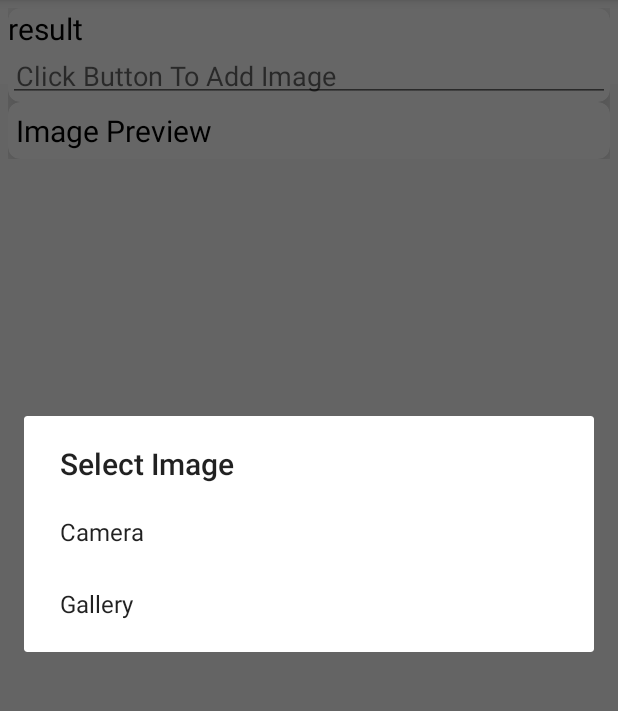
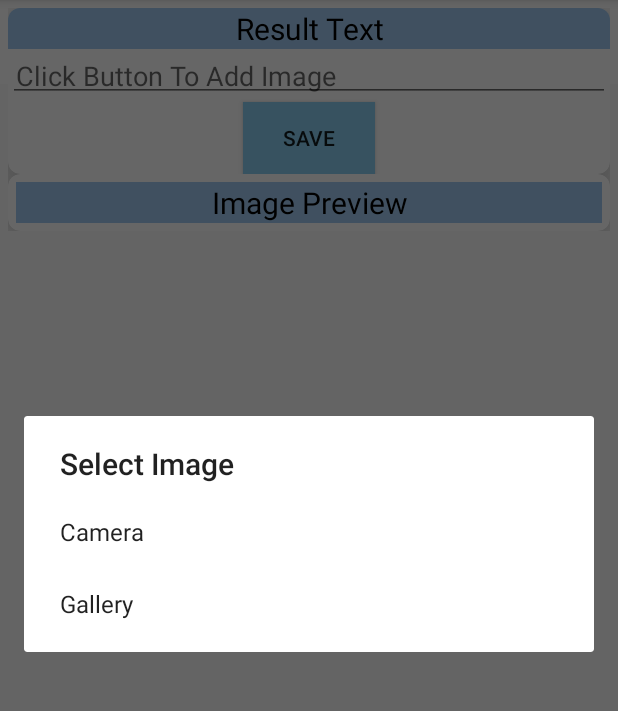
Before and after one commit to KhaiSoe/Let-s-Keep-In-Touch, an Android app: the screen it shows after launch (MainActivity), on a phone screen of 412 x 824 dp, the part 84-795 px from its top. Run offline under Robolectric (Android 15) with nearby library versions, the phone set to English and light mode, and no system bars; libraries missing offline, so code that uses them is left out: com.google.android.gms, com.theartofdev.edmodo.

Commit message:
added landscape layout and fixed xml issues

```diff
--- a/app/src/main/java/com/pursuit/letskeepintouch/fragments/ScanningFragment.java
+++ b/app/src/main/java/com/pursuit/letskeepintouch/fragments/ScanningFragment.java
@@ -270,7 +270,8 @@ public class ScanningFragment extends Fragment {
         if (resultCode == CropImage.CROP_IMAGE_ACTIVITY_REQUEST_CODE) {
             CropImage.ActivityResult result = CropImage.getActivityResult(data);
             if (resultCode == RESULT_OK) {
-                Uri resultUri = result.getUri(); //get image uri, then set image to the view;
+                Uri resultUri = result.getUri();
+                //get image uri, then set image to the view;
                 imageView.setImageURI(resultUri);
                 getTextFromCroppingImages();
             } else if (resultCode == CropImage.CROP_IMAGE_ACTIVITY_RESULT_ERROR_CODE) {
@@ -299,8 +300,8 @@ public class ScanningFragment extends Fragment {
 
             }
             //set text to editText
+            editText.append(sb.toString());
             editText.setText(sb.toString());
-            editText.append(sb.toString());
         }
     }
 
--- a/app/src/main/java/com/pursuit/letskeepintouch/fragments/SplashScreenFragment.java
+++ b/app/src/main/java/com/pursuit/letskeepintouch/fragments/SplashScreenFragment.java
@@ -26,6 +26,7 @@ public class SplashScreenFragment extends Fragment {
         SplashScreenFragment fragment = new SplashScreenFragment();
         return fragment;
     }
+
 
     @Override
     public void onCreate(Bundle savedInstanceState) {
@@ -59,13 +60,11 @@ public class SplashScreenFragment extends Fragment {
             public void onTick(long millisUntilFinished) {
                 //no-op
             }
-
             @Override
             public void onFinish() {
                 finishSplashScreen();
             }
         };
-
         timer.start();
 
     }
@@ -76,6 +75,11 @@ public class SplashScreenFragment extends Fragment {
 
 
     @Override
+    public void onSaveInstanceState(@NonNull Bundle outState) {
+        super.onSaveInstanceState(outState);
+    }
+
+    @Override
     public void onDetach() {
         super.onDetach();
         fragmentInterface = null;
--- /dev/null
+++ b/app/src/main/res/layout-land/fragment_scanning.xml
@@ -0,0 +1,109 @@
+<?xml version="1.0" encoding="utf-8"?>
+<FrameLayout xmlns:android="http://schemas.android.com/apk/res/android"
+    xmlns:tools="http://schemas.android.com/tools"
+    android:layout_width="match_parent"
+    android:layout_height="match_parent"
+    xmlns:app="http://schemas.android.com/apk/res-auto"
+    android:orientation="vertical"
+    tools:context=".fragments.ScanningFragment">
+
+       <include
+           layout="@layout/toolbar_layout"/>
+
+       <LinearLayout
+           android:layout_width="match_parent"
+           android:layout_height="wrap_content"
+           app:layout_constraintBottom_toBottomOf="parent"
+           app:layout_constraintHorizontal_bias="0.0"
+           app:layout_constraintLeft_toLeftOf="parent"
+           app:layout_constraintRight_toRightOf="parent"
+           app:layout_constraintTop_toTopOf="parent"
+           app:layout_constraintVertical_bias="0.024">
+
+           <LinearLayout
+               android:layout_width="match_parent"
+               android:layout_height="wrap_content"
+               android:orientation="vertical"
+               android:padding="5dp">
+
+               <androidx.cardview.widget.CardView
+                   android:layout_width="match_parent"
+                   android:layout_height="wrap_content"
+                   app:cardCornerRadius="8dp"
+                   app:cardElevation="8dp"
+                   android:padding="5dp">
+
+                   <LinearLayout
+                       android:layout_width="match_parent"
+                       android:layout_height="wrap_content"
+                       android:orientation="vertical">
+
+                       <TextView
+                           android:id="@+id/show_result"
+                           android:layout_width="match_parent"
+                           android:layout_height="wrap_content"
+                           android:text="@string/result"
+                           android:background="#A1CAF1"
+                           android:textColor="#000000"
+                           android:layout_gravity="center"
+                           android:gravity="center"
+                           android:textSize="20sp" />
+
+                       <EditText
+                           android:id="@+id/scanned_result"
+                           android:layout_width="match_parent"
+                           android:layout_height="wrap_content"
+                           android:autoLink="all"
+                           android:hint="@string/click_button_to_add_image"
+                           android:padding="5dp"
+                           android:textColor="#000000"
+                           android:textSize="18sp"
+                           android:autofillHints="@string/click_button_to_add_image" />
+                       <Button
+                           android:layout_width="wrap_content"
+                           android:layout_height="wrap_content"
+                           android:layout_gravity="center"
+                           android:background="#89CFF0"
+                           android:gravity="center"
+                           android:text="@string/save_text"/>
+                   </LinearLayout>
+               </androidx.cardview.widget.CardView>
+
+               <androidx.cardview.widget.CardView
+                   android:layout_width="match_parent"
+                   android:layout_height="wrap_content"
+                   app:cardCornerRadius="8dp"
+                   app:cardElevation="8dp"
+                   android:padding="5dp">
+
+                   <LinearLayout
+                       android:layout_width="match_parent"
+                       android:layout_height="wrap_content"
+                       android:orientation="vertical"
+                       android:padding="5dp">
+
+                       <TextView
+                           android:id="@+id/show_image"
+                           android:layout_width="match_parent"
+                           android:layout_height="wrap_content"
+                           android:text="@string/image_preview"
+                           android:textColor="#000000"
+                           android:background="#A1CAF1"
+                           android:layout_gravity="center"
+                           android:gravity="center"
+                           android:textSize="20sp" />
+
+                       <ImageView
+                           android:id="@+id/scanned_image"
+                           android:layout_width="match_parent"
+                           android:layout_height="wrap_content"
+                           android:maxHeight="250dp"
+                           android:contentDescription="@string/picture" />
+                   </LinearLayout>
+               </androidx.cardview.widget.CardView>
+           </LinearLayout>
+
+       </LinearLayout>
+
+
+</FrameLayout>
--- /dev/null
+++ b/app/src/main/res/layout-land/fragment_splash_screen.xml
@@ -0,0 +1,20 @@
+<?xml version="1.0" encoding="utf-8"?>
+<FrameLayout xmlns:android="http://schemas.android.com/apk/res/android"
+    xmlns:tools="http://schemas.android.com/tools"
+    android:layout_width="match_parent"
+    android:layout_height="match_parent"
+    android:background="#000000"
+    tools:context=".fragments.SplashScreenFragment">
+
+    <TextView
+        android:id="@+id/splash_textView"
+        android:layout_width="match_parent"
+        android:layout_height="match_parent"
+        android:layout_gravity="center"
+        android:gravity="center"
+        android:text="@string/title"
+        android:textColor="#ffffff"
+        android:textSize="40sp"
+        android:textStyle="italic" />
+
+</FrameLayout>
--- a/app/src/main/res/layout/fragment_scanning.xml
+++ b/app/src/main/res/layout/fragment_scanning.xml
@@ -10,7 +10,7 @@
     <include
         layout="@layout/toolbar_layout"/>
 
-    <ScrollView
+    <LinearLayout
         android:layout_width="match_parent"
         android:layout_height="wrap_content"
         app:layout_constraintBottom_toBottomOf="parent"
@@ -29,7 +29,6 @@
             <androidx.cardview.widget.CardView
                 android:layout_width="match_parent"
                 android:layout_height="wrap_content"
-                android:background="#A1CAF1"
                 app:cardCornerRadius="8dp"
                 app:cardElevation="8dp"
                 android:padding="5dp">
@@ -44,7 +43,10 @@
                         android:layout_width="match_parent"
                         android:layout_height="wrap_content"
                         android:text="@string/result"
+                        android:background="#A1CAF1"
                         android:textColor="#000000"
+                        android:layout_gravity="center"
+                        android:gravity="center"
                         android:textSize="20sp" />
 
                     <EditText
@@ -57,13 +59,19 @@
                         android:textColor="#000000"
                         android:textSize="18sp"
                         android:autofillHints="@string/click_button_to_add_image" />
+                    <Button
+                        android:layout_width="wrap_content"
+                        android:layout_height="wrap_content"
+                        android:layout_gravity="center"
+                        android:background="#89CFF0"
+                        android:gravity="center"
+                        android:text="@string/save_text"/>
                 </LinearLayout>
             </androidx.cardview.widget.CardView>
 
             <androidx.cardview.widget.CardView
                 android:layout_width="match_parent"
                 android:layout_height="wrap_content"
-                android:background="#89CFF0"
                 app:cardCornerRadius="8dp"
                 app:cardElevation="8dp"
                 android:padding="5dp">
@@ -80,6 +88,9 @@
                         android:layout_height="wrap_content"
                         android:text="@string/image_preview"
                         android:textColor="#000000"
+                        android:background="#A1CAF1"
+                        android:layout_gravity="center"
+                        android:gravity="center"
                         android:textSize="20sp" />
 
                     <ImageView
@@ -92,11 +103,7 @@
             </androidx.cardview.widget.CardView>
         </LinearLayout>
 
-    </ScrollView>
-
-
-
-
+    </LinearLayout>
 
 
 </FrameLayout>
--- a/app/src/main/res/values/strings.xml
+++ b/app/src/main/res/values/strings.xml
@@ -24,7 +24,7 @@
     <string name="setting_menu_scan">setting</string>
     <string name="picture">picture</string>
     <string name="linkedin">LinkedIn</string>
-    <string name="result">result</string>
+    <string name="result">Result Text</string>
     <string name="click_button_to_add_image">Click Button To Add Image</string>
     <string name="image_preview">Image Preview</string>
 
@@ -38,6 +38,7 @@
     <string name="pic_title_camera">New Pic</string>
     <string name="pic_descrption_camera">Image to Text</string>
     <string name="add_image">Add image</string>
+    <string name="save_text">Save</string>
 
 
 </resources>
```
